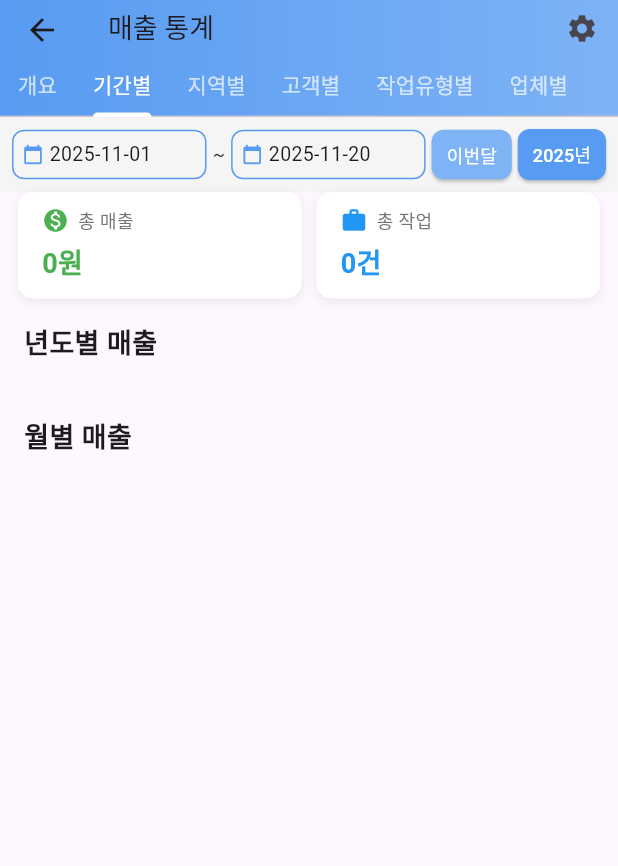
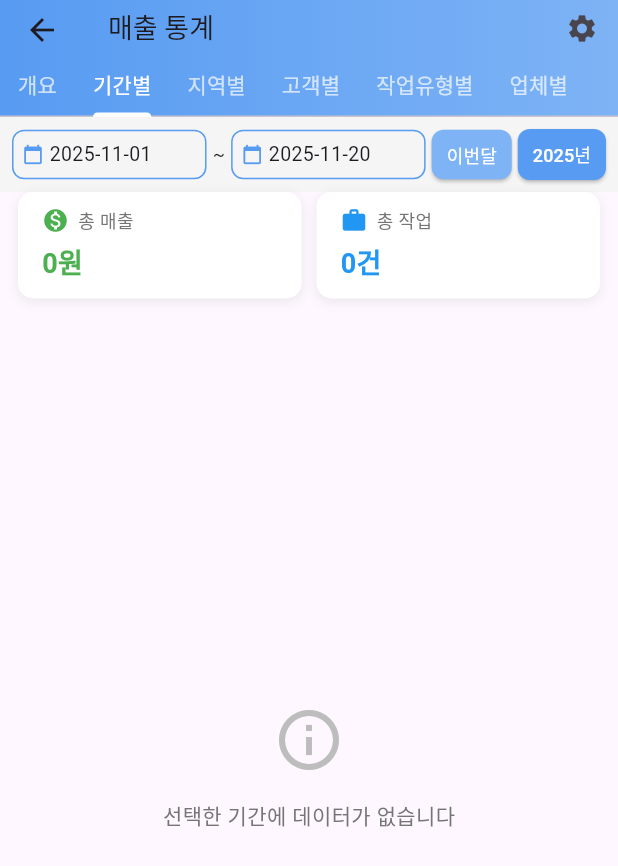
Before and after one commit to ssh5437/flutter_schedule_app, a Flutter app: the StatisticsScreen screen opened directly, tab 2 chosen, on a phone screen of 412 x 824 dp. Shown: the top 866 px of the screen. Run offline on Flutter 3.47's test engine with Material 3 defaults, Android fonts, the phone set to English and light mode, and no system bars; our stand-ins replace app_links, file_picker, firebase_analytics, firebase_core, fl_chart, flutter_colorpicker and 10 more; missing offline and left inert: encrypt, home_widget, pointycastle, workmanager; accounts and stored records are empty; statements that could not run were skipped.

Commit message:
매출 통계 UI 수정, 복구 중 문구 추가, 업체 초기 세팅 수정

```diff
--- a/lib/screens/statistics_screen.dart
+++ b/lib/screens/statistics_screen.dart
@@ -51,6 +51,9 @@ class _StatisticsScreenState extends State<StatisticsScreen> with TickerProvider
       TabController? newController;
       if (enabledTabs.isNotEmpty) {
         newController = TabController(length: enabledTabs.length, vsync: this);
+        newController.addListener(() {
+          if (mounted) setState(() {});
+        });
       }
 
       setState(() {
@@ -258,8 +261,13 @@ class _StatisticsScreenState extends State<StatisticsScreen> with TickerProvider
           ? const Center(child: CircularProgressIndicator())
           : Column(
               children: [
-                _buildPeriodSelector(),
-                _buildSummaryCards(),
+                // 개요 탭이 아닐 때만 기간 선택기와 요약 카드 표시
+                if (_tabController != null &&
+                    _tabConfigs.isNotEmpty &&
+                    _tabConfigs[_tabController!.index].id != 'overview') ...[
+                  _buildPeriodSelector(),
+                  _buildSummaryCards(),
+                ],
                 Expanded(
                   child: TabBarView(
                     controller: _tabController,
@@ -633,17 +641,103 @@ class _StatisticsScreenState extends State<StatisticsScreen> with TickerProvider
     );
   }
 
+  Widget _buildOverviewSummaryCards(int revenue, int count) {
+    return Row(
+      children: [
+        Expanded(
+          child: Container(
+            padding: const EdgeInsets.symmetric(horizontal: 12, vertical: 8),
+            decoration: BoxDecoration(
+              color: Colors.green[50],
+              borderRadius: BorderRadius.circular(8),
+              border: Border.all(color: Colors.green[200]!),
+            ),
+            child: Row(
+              children: [
+                Icon(Icons.monetization_on, color: Colors.green[700], size: 18),
+                const SizedBox(width: 6),
+                Expanded(
+                  child: Text(
+                    '${NumberFormat('#,###').format(revenue)}원',
+                    style: TextStyle(
+                      fontSize: 14,
+                      fontWeight: FontWeight.bold,
+                      color: Colors.green[800],
+                    ),
+                    overflow: TextOverflow.ellipsis,
+                  ),
+                ),
+              ],
+            ),
+          ),
+        ),
+        const SizedBox(width: 8),
+        Expanded(
+          child: Container(
+            padding: const EdgeInsets.symmetric(horizontal: 12, vertical: 8),
+            decoration: BoxDecoration(
+              color: Colors.blue[50],
+              borderRadius: BorderRadius.circular(8),
+              border: Border.all(color: Colors.blue[200]!),
+            ),
+            child: Row(
+              children: [
+                Icon(Icons.work, color: Colors.blue[700], size: 18),
+                const SizedBox(width: 6),
+                Text(
+                  '$count건',
+                  style: TextStyle(
+                    fontSize: 14,
+                    fontWeight: FontWeight.bold,
+                    color: Colors.blue[800],
+                  ),
+                ),
+              ],
+            ),
+          ),
+        ),
+      ],
+    );
+  }
+
   Widget _buildOverviewTab() {
+    // 개요 탭은 고정 기간 사용
+    final now = DateTime.now();
+    final yesterday = now.subtract(const Duration(days: 1));
+    final twelveMonthsAgo = DateTime(now.year - 1, now.month, now.day);
+    final thisMonthStart = DateTime(now.year, now.month, 1);
+
+    // 이번 달 1일 ~ 어제까지의 스케줄 필터링
+    final thisMonthSchedules = _allSchedules.where((schedule) {
+      final date = schedule.visitDate ?? schedule.requestDate;
+      return date.isAfter(thisMonthStart.subtract(const Duration(days: 1))) &&
+             date.isBefore(yesterday.add(const Duration(days: 1)));
+    }).toList();
+
+    // 12개월 전 ~ 어제까지의 스케줄 필터링
+    final overviewSchedules = _allSchedules.where((schedule) {
+      final date = schedule.visitDate ?? schedule.requestDate;
+      return date.isAfter(twelveMonthsAgo.subtract(const Duration(days: 1))) &&
+             date.isBefore(yesterday.add(const Duration(days: 1)));
+    }).toList();
+
+    // 이번 달 총 매출/작업
+    final thisMonthRevenue = thisMonthSchedules.fold(0, (sum, s) => sum + s.totalPrice);
+    final thisMonthCount = thisMonthSchedules.length;
+
+    // 12개월 총 매출/작업
+    final yearRevenue = overviewSchedules.fold(0, (sum, s) => sum + s.totalPrice);
+    final yearCount = overviewSchedules.length;
+
     // 월별 매출 데이터 계산
     final monthlyData = <String, int>{};
-    for (var schedule in _filteredSchedules) {
+    for (var schedule in overviewSchedules) {
       final date = schedule.visitDate ?? schedule.requestDate;
       final monthKey = DateFormat('yyyy-MM').format(date);
       monthlyData[monthKey] = (monthlyData[monthKey] ?? 0) + schedule.totalPrice;
     }
 
     // 최근 12개월 데이터 준비
-    final now = DateTime.now();
     final months = List.generate(12, (i) {
       final month = DateTime(now.year, now.month - i, 1);
       return DateFormat('yyyy-MM').format(month);
@@ -662,14 +756,18 @@ class _StatisticsScreenState extends State<StatisticsScreen> with TickerProvider
             '이번 달 일별 매출 추이',
             style: TextStyle(fontSize: 18, fontWeight: FontWeight.bold),
           ),
-          const SizedBox(height: 16),
+          const SizedBox(height: 12),
+          _buildOverviewSummaryCards(thisMonthRevenue, thisMonthCount),
+          const SizedBox(height: 12),
           _buildDailyTrendChart(),
           const SizedBox(height: 32),
           const Text(
             '최근 12개월 매출 추이',
             style: TextStyle(fontSize: 18, fontWeight: FontWeight.bold),
           ),
-          const SizedBox(height: 16),
+          const SizedBox(height: 12),
+          _buildOverviewSummaryCards(yearRevenue, yearCount),
+          const SizedBox(height: 12),
           SizedBox(
             height: 250,
             child: chartData.isEmpty || chartData.every((d) => d == 0)
@@ -769,24 +867,26 @@ class _StatisticsScreenState extends State<StatisticsScreen> with TickerProvider
   }
 
   Widget _buildDailyTrendChart() {
-    // 이번 달의 일별 매출 데이터 계산
+    // 이번 달 1일부터 어제까지의 일별 매출 데이터 계산
     final now = DateTime.now();
-    final currentMonth = DateTime(now.year, now.month, 1);
-    final nextMonth = DateTime(now.year, now.month + 1, 1);
-    final daysInMonth = nextMonth.difference(currentMonth).inDays;
-
-    // 일별 매출 맵 생성
+    final yesterday = now.subtract(const Duration(days: 1));
+
+    // 어제까지의 일수 (1일이면 0, 2일이면 1, ...)
+    final daysToShow = yesterday.day;
+
+    // 일별 매출 맵 생성 (전체 스케줄에서 이번 달 데이터만 추출)
     final dailyData = <int, int>{};
-    for (var schedule in _filteredSchedules) {
+    for (var schedule in _allSchedules) {
       final date = schedule.visitDate ?? schedule.requestDate;
-      if (date.year == now.year && date.month == now.month) {
+      // 이번 달 1일 ~ 어제까지만
+      if (date.year == now.year && date.month == now.month && date.day <= yesterday.day) {
         final day = date.day;
         dailyData[day] = (dailyData[day] ?? 0) + schedule.totalPrice;
       }
     }
 
-    // 차트 데이터 생성 (1일부터 말일까지)
-    final chartData = List.generate(daysInMonth, (i) {
+    // 차트 데이터 생성 (1일부터 어제까지)
+    final chartData = List.generate(daysToShow, (i) {
       final day = i + 1;
       return dailyData[day] ?? 0;
     });
@@ -842,7 +942,7 @@ class _StatisticsScreenState extends State<StatisticsScreen> with TickerProvider
                       interval: 5,
                       getTitlesWidget: (value, meta) {
                         final day = value.toInt() + 1;
-                        if (day == 1 || day % 5 == 0 || day == daysInMonth) {
+                        if (day == 1 || day % 5 == 0 || day == daysToShow) {
                           return Text(
                             '$day일',
                             style: const TextStyle(fontSize: 10),
@@ -907,6 +1007,23 @@ class _StatisticsScreenState extends State<StatisticsScreen> with TickerProvider
       monthlyData[monthKey] = (monthlyData[monthKey] ?? 0) + schedule.totalPrice;
     }
 
+    // 데이터가 없는 경우
+    if (yearlyData.isEmpty && monthlyData.isEmpty) {
+      return Center(
+        child: Column(
+          mainAxisAlignment: MainAxisAlignment.center,
+          children: [
+            Icon(Icons.info_outline, size: 48, color: Colors.grey[400]),
+            const SizedBox(height: 16),
+            Text(
+              '선택한 기간에 데이터가 없습니다',
+              style: TextStyle(color: Colors.grey[600]),
+            ),
+          ],
+        ),
+      );
+    }
+
     return ListView(
       padding: const EdgeInsets.all(16),
       children: [
@@ -1115,6 +1232,23 @@ class _StatisticsScreenState extends State<StatisticsScreen> with TickerProvider
       });
 
     final top10Customers = sortedCustomers.take(10).toList();
+
+    // 데이터가 없는 경우
+    if (top10Customers.isEmpty) {
+      return Center(
+        child: Column(
+          mainAxisAlignment: MainAxisAlignment.center,
+          children: [
+            Icon(Icons.info_outline, size: 48, color: Colors.grey[400]),
+            const SizedBox(height: 16),
+            Text(
+              '선택한 기간에 데이터가 없습니다',
+              style: TextStyle(color: Colors.grey[600]),
+            ),
+          ],
+        ),
+      );
+    }
 
     // 차트용 데이터: 상위 5개 고객
     List<MapEntry<String, Map<String, dynamic>>> chartData = [];
```
Also changed, not shown: lib/database/database_helper.dart (+0 -21 lines), lib/screens/settings_screen.dart (+12 -2 lines), 2 other files.
